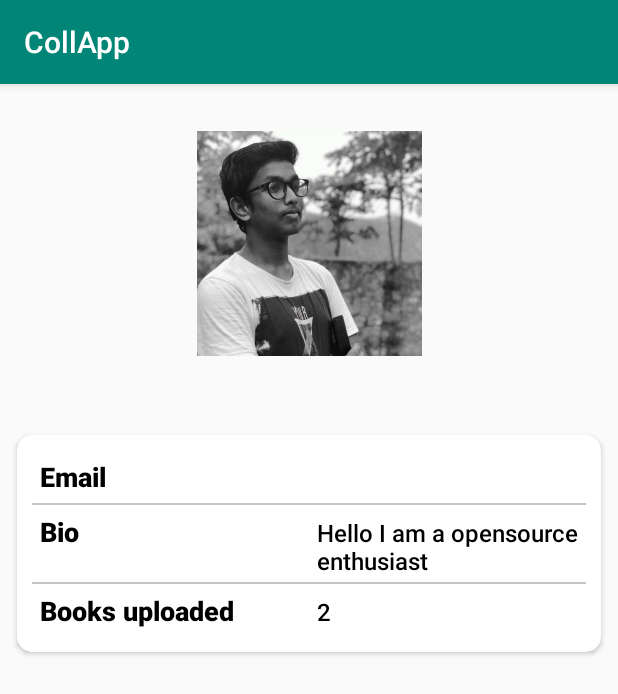
After one commit to AwesomeFruitSalad/Bibliungo, an Android app: the ProfileActivity screen opened directly, with no data from a screen before it, on a phone screen of 412 x 824 dp. The commit adds this screen. Shown: the top 694 px of the screen. Run offline under Robolectric (Android 15) with nearby library versions, the phone set to English and light mode, and no system bars; our stand-ins replace ButterKnife, Firebase (no records; nobody signed in at launch, a user with empty details on screens opened directly); 1 statement that could not run was skipped.

Commit message:
Add profile

```diff
--- a/app/src/main/AndroidManifest.xml
+++ b/app/src/main/AndroidManifest.xml
@@ -15,7 +15,8 @@
         android:roundIcon="@mipmap/ic_launcher_round"
         android:supportsRtl="true"
         android:theme="@style/AppTheme">
-        <activity android:name=".activities.showBookActivity"></activity>
+        <activity android:name=".activities.ProfileActivity"></activity>
+        <activity android:name=".activities.showBookActivity" />
         <!--
              The API key for Google Maps-based APIs is defined as a string resource.
              (See the file "res/values/google_maps_api.xml").
--- a/app/src/main/java/com/chromicle/collapp/activities/MainActivity.java
+++ b/app/src/main/java/com/chromicle/collapp/activities/MainActivity.java
@@ -1,5 +1,6 @@
 package com.chromicle.collapp.activities;
 
+import android.app.ProgressDialog;
 import android.content.Intent;
 import android.os.Bundle;
 
@@ -7,6 +8,8 @@ import com.chromicle.collapp.R;
 import com.chromicle.collapp.utils.ActivityUtils;
 import com.google.android.material.floatingactionbutton.FloatingActionButton;
 
+import android.view.Menu;
+import android.view.MenuItem;
 import android.view.View;
 
 import androidx.navigation.ui.AppBarConfiguration;
@@ -17,12 +20,16 @@ import butterknife.BindView;
 import butterknife.ButterKnife;
 import butterknife.OnClick;
 
+
+
 public class MainActivity extends AppCompatActivity {
 
     private AppBarConfiguration mAppBarConfiguration;
 
     @BindView(R.id.fab)
     FloatingActionButton fab;
+
+    private MenuItem profileMenu;
 
     @Override
     protected void onCreate(Bundle savedInstanceState) {
@@ -104,4 +111,29 @@ public class MainActivity extends AppCompatActivity {
         startActivity(intent);
     }
 
+
+    @Override
+    public boolean onCreateOptionsMenu(Menu menu) {
+        // Inflate the menu; this adds items to the action bar if it is present.
+        getMenuInflater().inflate(R.menu.main, menu);
+        profileMenu = menu.findItem(R.id.profile);
+        return true;
+    }
+
+    @Override
+    public boolean onOptionsItemSelected(MenuItem item) {
+        // Handle action bar item clicks here. The action bar will
+        // automatically handle clicks on the Home/Up button, so long
+        // as you specify a parent activity in AndroidManifest.xml.
+        int id = item.getItemId();
+        final ProgressDialog progressDialog;
+
+        //noinspection SimplifiableIfStatement
+        if (id == R.id.profile) {
+            ActivityUtils.launchActivity(MainActivity.this, ProfileActivity.class,false);
+        }
+
+        return true;
+    }
+
 }
--- /dev/null
+++ b/app/src/main/java/com/chromicle/collapp/activities/ProfileActivity.java
@@ -0,0 +1,33 @@
+package com.chromicle.collapp.activities;
+
+import androidx.appcompat.app.AppCompatActivity;
+
+import android.os.Bundle;
+import android.widget.TextView;
+
+import com.chromicle.collapp.R;
+import com.chromicle.collapp.utils.UserUtils;
+
+import butterknife.BindView;
+import butterknife.ButterKnife;
+
+public class ProfileActivity extends AppCompatActivity {
+
+    @BindView(R.id.profileName)
+    TextView profileName;
+
+    @BindView(R.id.profileMail)
+    TextView profileMail;
+
+    @Override
+    protected void onCreate(Bundle savedInstanceState) {
+        super.onCreate(savedInstanceState);
+        setContentView(R.layout.activity_profile);
+        ButterKnife.bind(this);
+
+        UserUtils user = new UserUtils();
+
+        profileName.setText(user.getDbUserName());
+        profileMail.setText(user.getUserEmail());
+    }
+}
--- /dev/null
+++ b/app/src/main/res/drawable/ic_user.xml
@@ -0,0 +1,5 @@
+<vector android:height="24dp" android:tint="#FFFFFF"
+    android:viewportHeight="24.0" android:viewportWidth="24.0"
+    android:width="24dp" xmlns:android="http://schemas.android.com/apk/res/android">
+    <path android:fillColor="#FF000000" android:pathData="M12,2C6.48,2 2,6.48 2,12s4.48,10 10,10 10,-4.48 10,-10S17.52,2 12,2zM12,5c1.66,0 3,1.34 3,3s-1.34,3 -3,3 -3,-1.34 -3,-3 1.34,-3 3,-3zM12,19.2c-2.5,0 -4.71,-1.28 -6,-3.22 0.03,-1.99 4,-3.08 6,-3.08 1.99,0 5.97,1.09 6,3.08 -1.29,1.94 -3.5,3.22 -6,3.22z"/>
+</vector>
--- /dev/null
+++ b/app/src/main/res/layout/activity_profile.xml
@@ -0,0 +1,143 @@
+<?xml version="1.0" encoding="utf-8"?>
+<ScrollView xmlns:android="http://schemas.android.com/apk/res/android"
+    xmlns:app="http://schemas.android.com/apk/res-auto"
+    xmlns:tools="http://schemas.android.com/tools"
+    android:layout_width="match_parent"
+    android:layout_height="match_parent"
+    tools:ignore="HardcodedText">
+
+    <LinearLayout
+        android:layout_width="match_parent"
+        android:layout_height="wrap_content"
+        android:layout_margin="1dp"
+        android:orientation="vertical">
+
+        <ImageView
+            android:id="@+id/photo"
+            android:layout_width="wrap_content"
+            android:layout_height="150dp"
+            android:layout_gravity="center_horizontal"
+            android:layout_marginLeft="50dp"
+            android:layout_marginTop="30dp"
+            android:layout_marginRight="50dp"
+            android:contentDescription="Profile Image"
+            android:src="@drawable/me" />
+
+        <TextView
+            android:id="@+id/profileName"
+            android:layout_width="wrap_content"
+            android:layout_height="wrap_content"
+            android:layout_gravity="center_horizontal"
+            android:layout_marginTop="15dp"
+            android:textColor="@android:color/black"
+            android:textSize="20sp"
+            android:textStyle="bold"
+            tools:text="Name" />
+
+        <androidx.cardview.widget.CardView
+            android:layout_width="match_parent"
+            android:layout_height="wrap_content"
+            android:layout_margin="10dp"
+            android:layout_marginTop="20dp"
+            android:foreground="?android:attr/selectableItemBackground"
+            app:cardBackgroundColor="#fff"
+            app:cardCornerRadius="10dp">
+
+            <LinearLayout
+                android:layout_width="match_parent"
+                android:layout_height="match_parent"
+                android:orientation="vertical"
+                android:padding="10dp">
+
+                <LinearLayout
+                    android:layout_width="match_parent"
+                    android:layout_height="wrap_content">
+
+                    <TextView
+                        android:layout_width="0dp"
+                        android:layout_height="wrap_content"
+                        android:layout_weight="1"
+                        android:padding="5dp"
+                        android:text="Email"
+                        android:textAppearance="@android:style/TextAppearance.DeviceDefault.Medium"
+                        android:textColor="@android:color/black"
+                        android:textStyle="bold" />
+
+                    <TextView
+                        android:id="@+id/profileMail"
+                        android:layout_width="0dp"
+                        android:layout_height="wrap_content"
+                        android:layout_weight="1"
+                        android:padding="5dp"
+                        android:textAppearance="@android:style/TextAppearance.DeviceDefault.Medium"
+                        android:textColor="@android:color/black"
+                        android:textSize="16sp"
+                        tools:text="mail" />
+                </LinearLayout>
+
+                <View
+                    android:layout_width="match_parent"
+                    android:layout_height="1dp"
+                    android:background="@color/light_grey" />
+
+                <LinearLayout
+                    android:layout_width="match_parent"
+                    android:layout_height="wrap_content">
+
+                    <TextView
+                        android:layout_width="0dp"
+                        android:layout_height="wrap_content"
+                        android:layout_weight="1"
+                        android:padding="5dp"
+                        android:text="Bio"
+                        android:textAppearance="@android:style/TextAppearance.DeviceDefault.Medium"
+                        android:textColor="@android:color/black"
+                        android:textStyle="bold" />
+
+                    <TextView
+                        android:id="@+id/maxrating"
+                        android:layout_width="0dp"
+                        android:layout_height="wrap_content"
+                        android:layout_weight="1"
+                        android:padding="5dp"
+                        android:text="Hello I am a opensource enthusiast"
+                        android:textAppearance="@android:style/TextAppearance.DeviceDefault.Medium"
+                        android:textColor="@android:color/black"
+                        android:textSize="16sp" />
+                </LinearLayout>
+
+                <View
+                    android:layout_width="match_parent"
+                    android:layout_height="1dp"
+                    android:background="@color/light_grey" />
+
+                <LinearLayout
+                    android:layout_width="match_parent"
+                    android:layout_height="wrap_content">
+
+                    <TextView
+                        android:layout_width="0dp"
+                        android:layout_height="wrap_content"
+                        android:layout_weight="1"
+                        android:padding="5dp"
+                        android:text="Books uploaded"
+                        android:textAppearance="@android:style/TextAppearance.DeviceDefault.Medium"
+                        android:textColor="@android:color/black"
+                        android:textStyle="bold" />
+
+                    <TextView
+                        android:id="@+id/rank"
+                        android:layout_width="0dp"
+                        android:layout_height="34dp"
+                        android:layout_weight="1"
+                        android:padding="5dp"
+                        android:text="2"
+                        android:textAppearance="@android:style/TextAppearance.DeviceDefault.Medium"
+                        android:textColor="@android:color/black"
+                        android:textSize="16sp" />
+                </LinearLayout>
+
+            </LinearLayout>
+        </androidx.cardview.widget.CardView>
+    </LinearLayout>
+</ScrollView>
--- a/app/src/main/res/menu/main.xml
+++ b/app/src/main/res/menu/main.xml
@@ -1,9 +1,13 @@
 <?xml version="1.0" encoding="utf-8"?>
 <menu xmlns:android="http://schemas.android.com/apk/res/android"
-    xmlns:app="http://schemas.android.com/apk/res-auto">
+    xmlns:app="http://schemas.android.com/apk/res-auto"
+    xmlns:tools="http://schemas.android.com/tools">
+
     <item
-        android:id="@+id/action_settings"
+        android:id="@+id/profile"
+        android:icon="@drawable/ic_user"
         android:orderInCategory="100"
-        android:title="@string/action_settings"
-        app:showAsAction="never" />
+        android:title="Profile"
+        app:showAsAction="always"
+        tools:ignore="HardcodedText" />
 </menu>
```
Also changed, not shown: app/src/main/res/drawable-v24/me.jpg (added).
